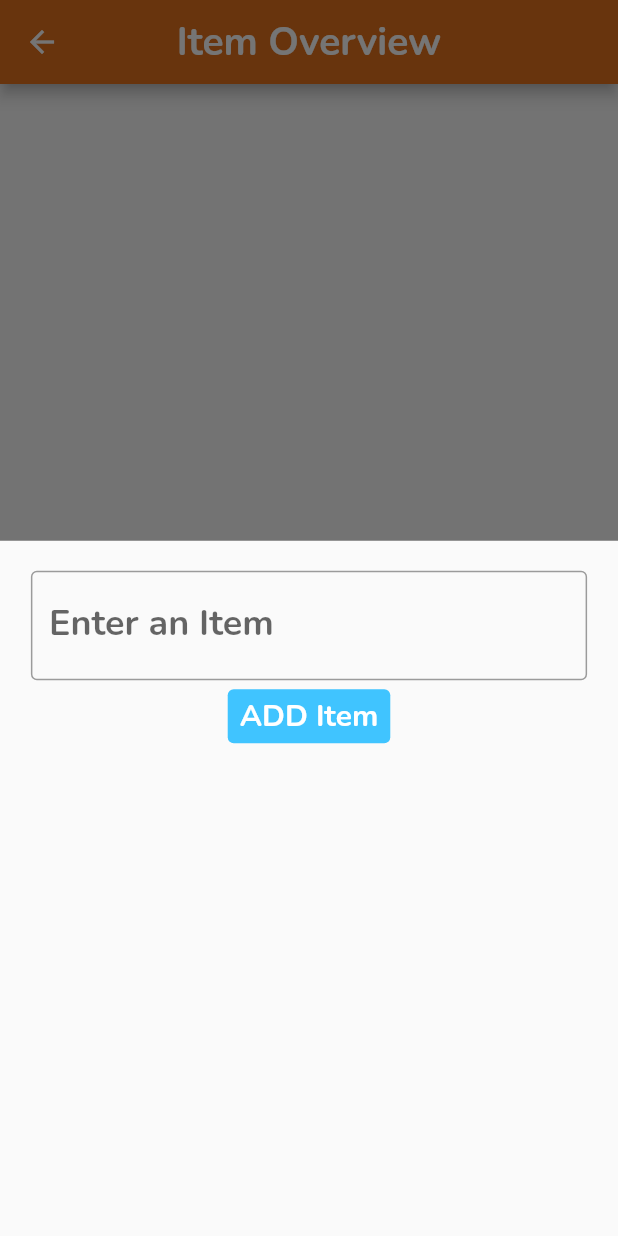
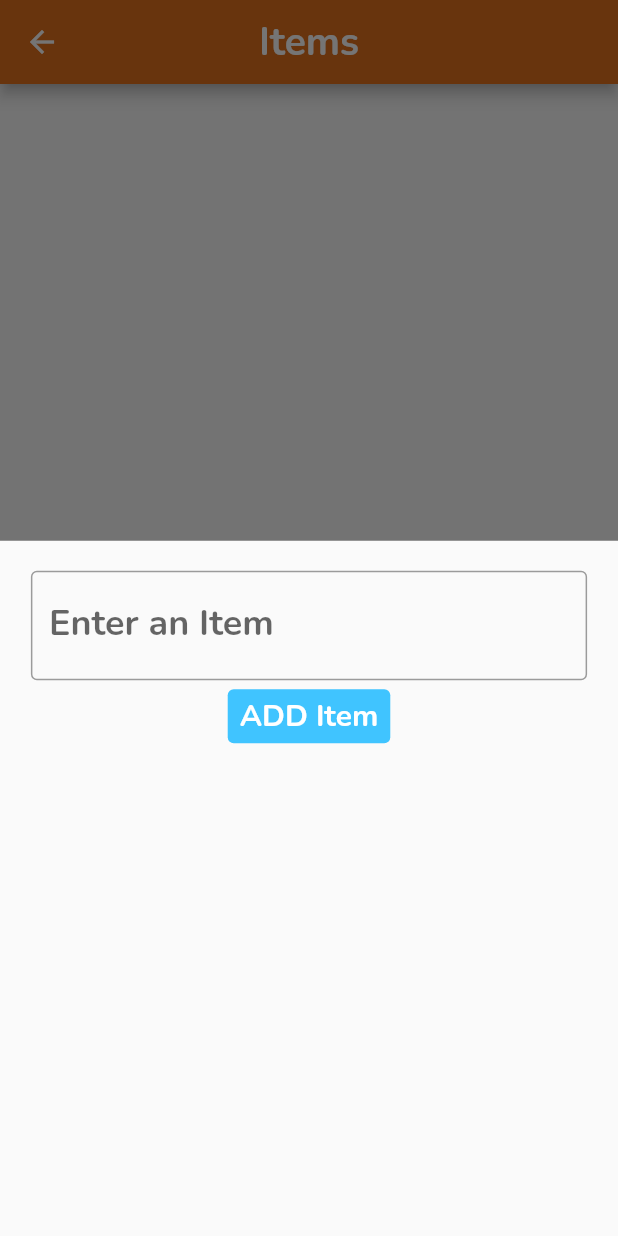
Before and after one commit to RomanMeasv/mp23_astr, a Flutter app: the ItemOverviewPage screen opened by its route, after a tap on the "add" icon, on a phone screen of 412 x 824 dp. Run offline on Flutter 3.47's test engine with Material 2 defaults, Android fonts, the phone set to English and light mode, and no system bars; our stand-ins replace camera, cloud_firestore, firebase_auth, firebase_core, firebase_messaging, firebase_storage and 3 more; accounts and stored records are empty.

Commit message:
Update page.dart

```diff
--- a/lib/app/modules/item_overview_module/page.dart
+++ b/lib/app/modules/item_overview_module/page.dart
@@ -9,6 +9,14 @@ import 'package:mp23_astr/app/modules/shopping_list_menu_module/controller.dart'
 import 'package:mp23_astr/app/modules/user_module/controller.dart';
 
 import 'package:mp23_astr/app/data/model/item.dart';
+
+typedef ButtonCallback = void Function();
+
+enum DialogType {
+  Delete,
+  Leave,
+  User,
+}
 
 class ItemOverviewPage extends GetView<ItemOverviewController> {
   ShoppingListMenuController shoppingListMenuController =
@@ -55,7 +63,7 @@ class ItemOverviewPage extends GetView<ItemOverviewController> {
           ),
         ),
         appBar: AppBar(
-          title: const Text('Item Overview'),
+          title: const Text('Items'),
           centerTitle: true,
         ),
         body: Obx(
@@ -277,11 +285,3 @@ class ItemOverviewPage extends GetView<ItemOverviewController> {
     );
   }
 }
-
-typedef ButtonCallback = void Function();
-
-enum DialogType {
-  Delete,
-  Leave,
-  User,
-}
```
